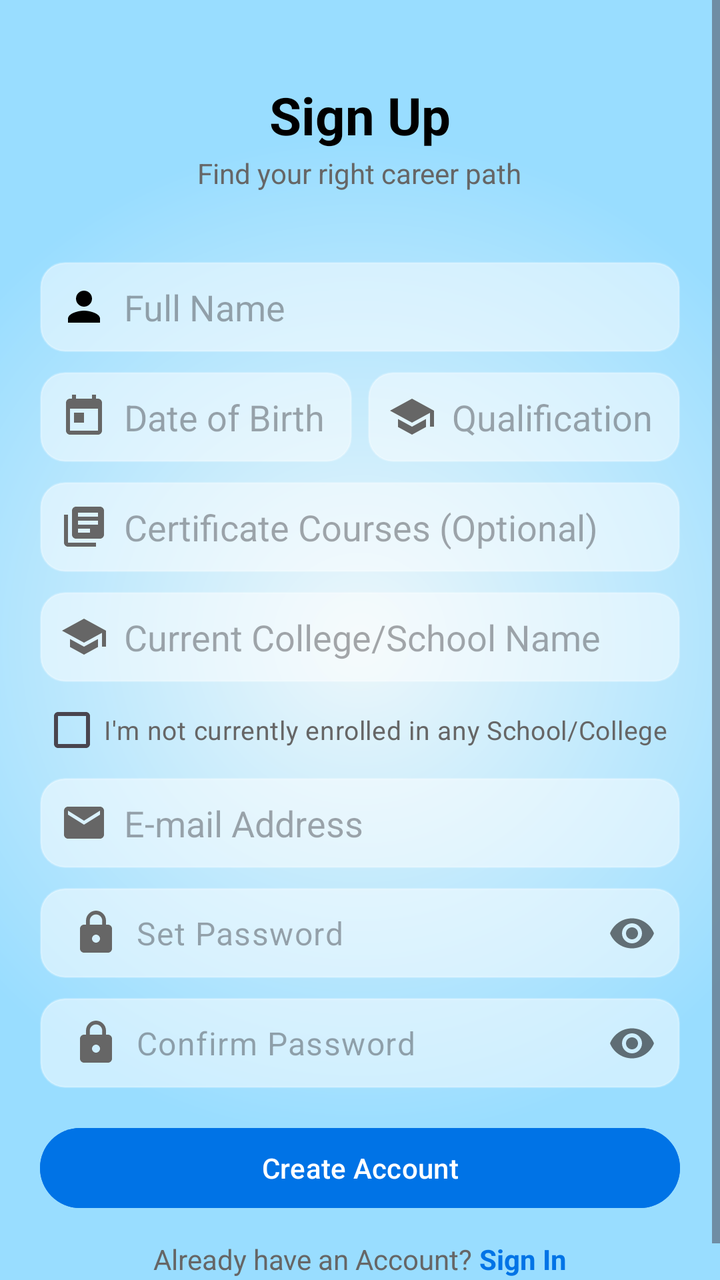
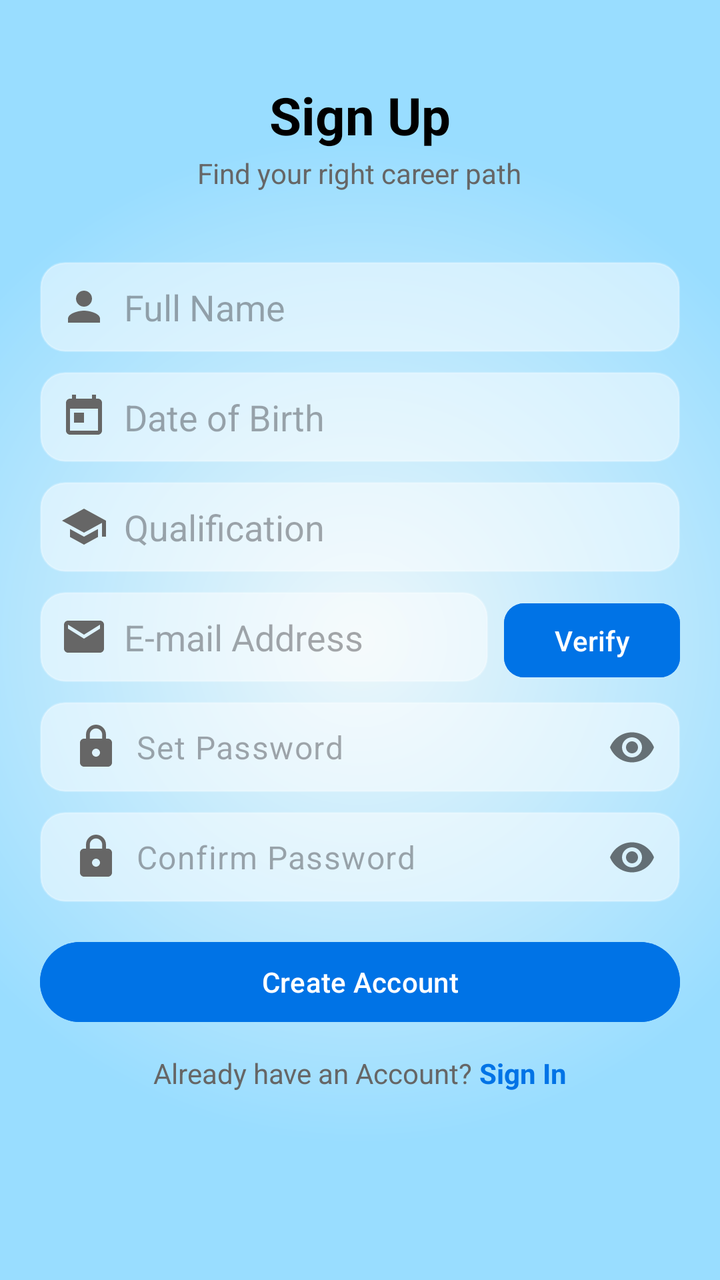

Before-and-after screenshots of an Android layout around one commit, followed by the original layout XML and the change that was made.
<!-- AndroidManifest.xml: application theme Theme.AspirePath -->
<!-- res/layout/activity_sign_up.xml -->
<?xml version="1.0" encoding="utf-8"?>
<ScrollView xmlns:android="http://schemas.android.com/apk/res/android"
    xmlns:app="http://schemas.android.com/apk/res-auto"
    xmlns:tools="http://schemas.android.com/tools"
    android:layout_width="match_parent"
    android:layout_height="match_parent"
    android:background="@drawable/gradient_bg"
    android:fillViewport="true"
    tools:context=".SignUpActivity">

    <LinearLayout
        android:layout_width="match_parent"
        android:layout_height="wrap_content"
        android:orientation="vertical"
        android:padding="20dp">

    <TextView
        android:layout_width="wrap_content"
        android:layout_height="wrap_content"
        android:layout_gravity="center_horizontal"
        android:layout_marginTop="20dp"
        android:text="Sign Up"
        android:textColor="@android:color/black"
        android:textSize="26sp"
        android:textStyle="bold" />

    <TextView
        android:layout_width="wrap_content"
        android:layout_height="wrap_content"
        android:layout_gravity="center_horizontal"
        android:layout_marginTop="2dp"
        android:text="Find your right career path"
        android:textColor="#666666"
        android:textSize="14sp" />

    
    <EditText
        android:id="@+id/etName"
        android:layout_width="match_parent"
        android:layout_height="45dp"
        android:layout_marginTop="35dp"
        android:background="@drawable/edit_text_background_transparent"
        android:hint="Full Name"
        android:inputType="textPersonName"
        android:padding="10dp"
        android:drawableStart="@drawable/baseline_person_24"
        android:drawablePadding="8dp" />

    
    <LinearLayout
        android:layout_width="match_parent"
        android:layout_height="wrap_content"
        android:layout_marginTop="10dp"
        android:orientation="horizontal">

        
        <EditText
            android:id="@+id/etDateOfBirth"
            android:layout_width="0dp"
            android:layout_height="45dp"
            android:layout_weight="1"
            android:background="@drawable/edit_text_background_transparent"
            android:hint="Date of Birth"
            android:focusable="false"
            android:clickable="true"
            android:padding="10dp"
            android:drawableStart="@drawable/ic_calendar"
            android:drawablePadding="8dp" />

        
        <EditText
            android:id="@+id/etEligibility"
            android:layout_width="0dp"
            android:layout_height="45dp"
            android:layout_weight="1"
            android:layout_marginStart="8dp"
            android:background="@drawable/edit_text_background_transparent"
            android:hint="Qualification"
            android:focusable="false"
            android:clickable="true"
            android:padding="10dp"
            android:drawableStart="@drawable/ic_graduation"
            android:drawablePadding="8dp"
            />

    </LinearLayout>

    
    <EditText
        android:id="@+id/etStream"
        android:layout_width="match_parent"
        android:layout_height="45dp"
        android:layout_marginTop="10dp"
        android:background="@drawable/edit_text_background_transparent"
        android:hint="Select Stream"
        android:focusable="false"
        android:clickable="true"
        android:padding="10dp"
        android:drawableStart="@drawable/ic_school"
        android:drawablePadding="8dp"
        android:drawableEnd="@android:drawable/arrow_down_float"
        android:visibility="gone" />

    
    <EditText
        android:id="@+id/etStreamOther"
        android:layout_width="match_parent"
        android:layout_height="45dp"
        android:layout_marginTop="10dp"
        android:background="@drawable/edit_text_background_transparent"
        android:hint="Please specify stream"
        android:padding="10dp"
        android:drawableStart="@drawable/ic_school"
        android:drawablePadding="8dp"
        android:visibility="gone" />

    
    <EditText
        android:id="@+id/etCourse"
        android:layout_width="match_parent"
        android:layout_height="45dp"
        android:layout_marginTop="10dp"
        android:background="@drawable/edit_text_background_transparent"
        android:hint="Course Name"
        android:padding="10dp"
        android:drawableStart="@drawable/ic_graduation"
        android:drawablePadding="8dp"
        android:visibility="gone" />

    
    <EditText
        android:id="@+id/etCertificate"
        android:layout_width="match_parent"
        android:layout_height="45dp"
        android:layout_marginTop="10dp"
        android:background="@drawable/edit_text_background_transparent"
        android:hint="Certificate Courses (Optional)"
        android:padding="10dp"
        android:drawableStart="@drawable/ic_certificate"
        android:drawablePadding="8dp" />

    
    <EditText
        android:id="@+id/etCollegeSchool"
        android:layout_width="match_parent"
        android:layout_height="45dp"
        android:layout_marginTop="10dp"
        android:background="@drawable/edit_text_background_transparent"
        android:hint="Current College/School Name"
        android:padding="10dp"
        android:drawableStart="@drawable/ic_school"
        android:drawablePadding="8dp" />

    
    <CheckBox
        android:id="@+id/cbNotEnrolled"
        android:layout_width="wrap_content"
        android:layout_height="wrap_content"
        android:text="I'm not currently enrolled in any School/College"
        android:textColor="#666666"
        android:textSize="13sp" />

    
    <EditText
        android:id="@+id/etEmail"
        android:layout_width="match_parent"
        android:layout_height="45dp"
        android:background="@drawable/edit_text_background_transparent"
        android:hint="E-mail Address"
        android:inputType="textEmailAddress"
        android:padding="10dp"
        android:drawableStart="@drawable/ic_email"
        android:drawablePadding="8dp" />

    
    <LinearLayout
        android:id="@+id/layoutOTP"
        android:layout_width="match_parent"
        android:layout_height="wrap_content"
        android:orientation="horizontal"
        android:visibility="gone"
        android:layout_marginTop="10dp">

        <EditText
            android:id="@+id/etOTP"
            android:layout_width="0dp"
            android:layout_height="45dp"
            android:layout_weight="1"
            android:background="@drawable/edit_text_background_transparent"
            android:hint="Enter OTP"
            android:inputType="number"
            android:maxLength="6"
            android:padding="10dp" />

        <Button
            android:id="@+id/btnVerifyOTP"
            android:layout_width="wrap_content"
            android:layout_height="45dp"
            android:layout_marginStart="6dp"
            android:text="Verify"
            android:textAllCaps="false"
            android:backgroundTint="#0073e6"
            app:cornerRadius="10dp" />
    </LinearLayout>

    
    <RelativeLayout
        android:layout_width="match_parent"
        android:layout_height="45dp"
        android:layout_marginTop="10dp">

        <com.google.android.material.textfield.TextInputLayout
            android:layout_width="match_parent"
            android:layout_height="wrap_content"
            app:hintEnabled="false"
            app:passwordToggleEnabled="true">

            <EditText
                android:id="@+id/etPassword"
                android:layout_width="match_parent"
                android:layout_height="45dp"
                android:background="@drawable/edit_text_background_transparent"
                android:hint="Set Password"
                android:inputType="textPassword"
                android:padding="10dp"
                android:drawableStart="@drawable/ic_lock"
                android:drawablePadding="8dp"
                android:paddingEnd="45dp" />

        </com.google.android.material.textfield.TextInputLayout>

    </RelativeLayout>

    
    <RelativeLayout
        android:layout_width="match_parent"
        android:layout_height="45dp"
        android:layout_marginTop="10dp">

        <com.google.android.material.textfield.TextInputLayout
            android:layout_width="match_parent"
            android:layout_height="wrap_content"
            app:hintEnabled="false"
            app:passwordToggleEnabled="true">

            <EditText
                android:id="@+id/etConfirmPassword"
                android:layout_width="match_parent"
                android:layout_height="45dp"
                android:background="@drawable/edit_text_background_transparent"
                android:hint="Confirm Password"
                android:inputType="textPassword"
                android:padding="10dp"
                android:drawableStart="@drawable/ic_lock"
                android:drawablePadding="8dp"
                android:paddingEnd="45dp" />

    </com.google.android.material.textfield.TextInputLayout>

    </RelativeLayout>

    
    <Button
        android:id="@+id/btnSignUp"
        android:layout_width="match_parent"
        android:layout_height="48dp"
        android:layout_marginTop="16dp"
        android:backgroundTint="#0073e6"
        android:text="Create Account"
        android:textAllCaps="false"
        android:textColor="#FFFFFF"
        app:cornerRadius="24dp" />

    
    <LinearLayout
        android:layout_width="wrap_content"
        android:layout_height="wrap_content"
        android:layout_gravity="center_horizontal"
        android:layout_marginTop="12dp"
        android:orientation="horizontal">

        <TextView
            android:layout_width="wrap_content"
            android:layout_height="wrap_content"
            android:text="Already have an Account? "
            android:textColor="#666" />

        <TextView
            android:id="@+id/tvSignIn"
            android:layout_width="wrap_content"
            android:layout_height="wrap_content"
            android:text="Sign In"
            android:textColor="#0073e6"
            android:textStyle="bold" />
    </LinearLayout>

    </LinearLayout>
</ScrollView>
<!-- resources referenced by this layout -->
<resources>
  <!-- drawable baseline_person_24 (drawable) -->
  <vector xmlns:android="http://schemas.android.com/apk/res/android" android:height="24dp" android:tint="#000000" android:viewportHeight="24" android:viewportWidth="24" android:width="24dp">
        
      <path android:fillColor="@android:color/white" android:pathData="M12,12c2.21,0 4,-1.79 4,-4s-1.79,-4 -4,-4 -4,1.79 -4,4 1.79,4 4,4zM12,14c-2.67,0 -8,1.34 -8,4v2h16v-2c0,-2.66 -5.33,-4 -8,-4z"/>
      
  </vector>
  <!-- drawable edit_text_background_transparent (drawable) -->
  <?xml version="1.0" encoding="utf-8"?>
  <shape xmlns:android="http://schemas.android.com/apk/res/android"
      android:shape="rectangle">
      <solid android:color="#80FFFFFF" />
      <corners android:radius="12dp" />
      <stroke
          android:width="1dp"
          android:color="#40FFFFFF" />
  </shape>
  <!-- drawable gradient_bg (drawable) -->
  <?xml version="1.0" encoding="utf-8"?>
  <shape xmlns:android="http://schemas.android.com/apk/res/android"
      android:shape="rectangle">
      <gradient
          android:startColor="#edf7fa"
          android:endColor="#99ddff"
          android:gradientRadius="70%p"
          android:type="radial"
          android:centerX="0.5"
          android:centerY="0.5"
          android:dither="true" />
  </shape>
  <!-- drawable ic_certificate (drawable) -->
  <?xml version="1.0" encoding="utf-8"?>
  <vector xmlns:android="http://schemas.android.com/apk/res/android"
      android:width="24dp"
      android:height="24dp"
      android:viewportWidth="24"
      android:viewportHeight="24"
      android:tint="#666666">
      <path
          android:fillColor="@android:color/white"
          android:pathData="M4,6L2,6v14c0,1.1 0.9,2 2,2h14v-2L4,20L4,6zM20,2L8,2c-1.1,0 -2,0.9 -2,2v12c0,1.1 0.9,2 2,2h12c1.1,0 2,-0.9 2,-2L22,4c0,-1.1 -0.9,-2 -2,-2zM19,11L9,11L9,9h10v2zM15,15L9,15v-2h6v2zM19,7L9,7L9,5h10v2z"/>
  </vector>
  <!-- drawable ic_email (drawable) -->
  <?xml version="1.0" encoding="utf-8"?>
  <vector xmlns:android="http://schemas.android.com/apk/res/android"
      android:width="24dp"
      android:height="24dp"
      android:viewportWidth="24"
      android:viewportHeight="24"
      android:tint="#666666">
      <path
          android:fillColor="@android:color/white"
          android:pathData="M20,4L4,4c-1.1,0 -1.99,0.9 -1.99,2L2,18c0,1.1 0.9,2 2,2h16c1.1,0 2,-0.9 2,-2L22,6c0,-1.1 -0.9,-2 -2,-2zM20,8l-8,5 -8,-5L4,6l8,5 8,-5v2z"/>
  </vector>
  <!-- drawable ic_graduation (drawable) -->
  <?xml version="1.0" encoding="utf-8"?>
  <vector xmlns:android="http://schemas.android.com/apk/res/android"
      android:width="24dp"
      android:height="24dp"
      android:viewportWidth="24"
      android:viewportHeight="24"
      android:tint="#666666">
      <path
          android:fillColor="@android:color/white"
          android:pathData="M5,13.18v4L12,21l7,-3.82v-4L12,17l-7,-3.82zM12,3L1,9l11,6 9,-4.91V17h2V9L12,3z"/>
  </vector>
  <!-- drawable ic_school (drawable) -->
  <?xml version="1.0" encoding="utf-8"?>
  <vector xmlns:android="http://schemas.android.com/apk/res/android"
      android:width="24dp"
      android:height="24dp"
      android:viewportWidth="24"
      android:viewportHeight="24"
      android:tint="#666666">
      <path
          android:fillColor="@android:color/white"
          android:pathData="M5,13.18v4L12,21l7,-3.82v-4L12,17l-7,-3.82zM12,3L1,9l11,6 9,-4.91V17h2V9L12,3z"/>
  </vector>
  <style name="Theme.AspirePath" parent="Base.Theme.AspirePath" />
  <style name="Base.Theme.AspirePath" parent="Theme.Material3.DayNight.NoActionBar">
          
          <item name="colorPrimary">@color/blue</item>
          <item name="colorPrimaryVariant">#0073e6</item>
          <item name="colorOnPrimary">@color/white</item>
          <item name="android:statusBarColor">#0073e6</item>
          
      </style>
  <color name="blue">#1C4195</color>
  <color name="white">#FFFFFFFF</color>
  <!-- unchanged entries left out for length: 2 -->
</resources>

<!-- the commit's change to res/layout/activity_sign_up.xml (unified diff, before → after) -->
@@ -43,164 +43,95 @@
         android:hint="Full Name"
         android:inputType="textPersonName"
         android:padding="10dp"
-        android:drawableStart="@drawable/baseline_person_24"
+        android:drawableStart="@drawable/ic_person"
         android:drawablePadding="8dp" />
 
     
+    <EditText
+        android:id="@+id/etDateOfBirth"
+        android:layout_width="match_parent"
+        android:layout_height="45dp"
+        android:layout_marginTop="10dp"
+        android:background="@drawable/edit_text_background_transparent"
+        android:hint="Date of Birth"
+        android:focusable="false"
+        android:clickable="true"
+        android:padding="10dp"
+        android:drawableStart="@drawable/ic_calendar"
+        android:drawablePadding="8dp" />
+
+    
+    <EditText
+        android:id="@+id/etEligibility"
+        android:layout_width="match_parent"
+        android:layout_height="45dp"
+        android:layout_marginTop="10dp"
+        android:background="@drawable/edit_text_background_transparent"
+        android:hint="Qualification"
+        android:focusable="false"
+        android:clickable="true"
+        android:padding="10dp"
+        android:drawableStart="@drawable/ic_graduation"
+        android:drawablePadding="8dp" />
+
+    
+    <EditText
+        android:id="@+id/etStream"
+        android:layout_width="match_parent"
+        android:layout_height="45dp"
+        android:layout_marginTop="10dp"
+        android:background="@drawable/edit_text_background_transparent"
+        android:hint="Select Stream"
+        android:focusable="false"
+        android:clickable="true"
+        android:padding="10dp"
+        android:drawableStart="@drawable/ic_school"
+        android:drawablePadding="8dp"
+        android:drawableEnd="@android:drawable/arrow_down_float"
+        android:visibility="gone" />
+
+    
+    <EditText
+        android:id="@+id/etStreamOther"
+        android:layout_width="match_parent"
+        android:layout_height="45dp"
+        android:layout_marginTop="10dp"
+        android:background="@drawable/edit_text_background_transparent"
+        android:hint="Please specify stream"
+        android:padding="10dp"
+        android:drawableStart="@drawable/ic_school"
+        android:drawablePadding="8dp"
+        android:visibility="gone" />
+
+    
     <LinearLayout
         android:layout_width="match_parent"
         android:layout_height="wrap_content"
         android:layout_marginTop="10dp"
         android:orientation="horizontal">
-
         
         <EditText
-            android:id="@+id/etDateOfBirth"
+            android:id="@+id/etEmail"
             android:layout_width="0dp"
             android:layout_height="45dp"
             android:layout_weight="1"
             android:background="@drawable/edit_text_background_transparent"
-            android:hint="Date of Birth"
-            android:focusable="false"
-            android:clickable="true"
+            android:hint="E-mail Address"
+            android:inputType="textEmailAddress"
             android:padding="10dp"
-            android:drawableStart="@drawable/ic_calendar"
+            android:drawableStart="@drawable/ic_email"
             android:drawablePadding="8dp" />
 
-        
-        <EditText
-            android:id="@+id/etEligibility"
-            android:layout_width="0dp"
-            android:layout_height="45dp"
-            android:layout_weight="1"
-            android:layout_marginStart="8dp"
-            android:background="@drawable/edit_text_background_transparent"
-            android:hint="Qualification"
-            android:focusable="false"
-            android:clickable="true"
-            android:padding="10dp"
-            android:drawableStart="@drawable/ic_graduation"
-            android:drawablePadding="8dp"
-            />
-
-    </LinearLayout>
-
-    
-    <EditText
-        android:id="@+id/etStream"
-        android:layout_width="match_parent"
-        android:layout_height="45dp"
-        android:layout_marginTop="10dp"
-        android:background="@drawable/edit_text_background_transparent"
-        android:hint="Select Stream"
-        android:focusable="false"
-        android:clickable="true"
-        android:padding="10dp"
-        android:drawableStart="@drawable/ic_school"
-        android:drawablePadding="8dp"
-        android:drawableEnd="@android:drawable/arrow_down_float"
-        android:visibility="gone" />
-
-    
-    <EditText
-        android:id="@+id/etStreamOther"
-        android:layout_width="match_parent"
-        android:layout_height="45dp"
-        android:layout_marginTop="10dp"
-        android:background="@drawable/edit_text_background_transparent"
-        android:hint="Please specify stream"
-        android:padding="10dp"
-        android:drawableStart="@drawable/ic_school"
-        android:drawablePadding="8dp"
-        android:visibility="gone" />
-
-    
-    <EditText
-        android:id="@+id/etCourse"
-        android:layout_width="match_parent"
-        android:layout_height="45dp"
-        android:layout_marginTop="10dp"
-        android:background="@drawable/edit_text_background_transparent"
-        android:hint="Course Name"
-        android:padding="10dp"
-        android:drawableStart="@drawable/ic_graduation"
-        android:drawablePadding="8dp"
-        android:visibility="gone" />
-
-    
-    <EditText
-        android:id="@+id/etCertificate"
-        android:layout_width="match_parent"
-        android:layout_height="45dp"
-        android:layout_marginTop="10dp"
-        android:background="@drawable/edit_text_background_transparent"
-        android:hint="Certificate Courses (Optional)"
-        android:padding="10dp"
-        android:drawableStart="@drawable/ic_certificate"
-        android:drawablePadding="8dp" />
-
-    
-    <EditText
-        android:id="@+id/etCollegeSchool"
-        android:layout_width="match_parent"
-        android:layout_height="45dp"
-        android:layout_marginTop="10dp"
-        android:background="@drawable/edit_text_background_transparent"
-        android:hint="Current College/School Name"
-        android:padding="10dp"
-        android:drawableStart="@drawable/ic_school"
-        android:drawablePadding="8dp" />
-
-    
-    <CheckBox
-        android:id="@+id/cbNotEnrolled"
-        android:layout_width="wrap_content"
-        android:layout_height="wrap_content"
-        android:text="I'm not currently enrolled in any School/College"
-        android:textColor="#666666"
-        android:textSize="13sp" />
-
-    
-    <EditText
-        android:id="@+id/etEmail"
-        android:layout_width="match_parent"
-        android:layout_height="45dp"
-        android:background="@drawable/edit_text_background_transparent"
-        android:hint="E-mail Address"
-        android:inputType="textEmailAddress"
-        android:padding="10dp"
-        android:drawableStart="@drawable/ic_email"
-        android:drawablePadding="8dp" />
-
-    
-    <LinearLayout
-        android:id="@+id/layoutOTP"
-        android:layout_width="match_parent"
-        android:layout_height="wrap_content"
-        android:orientation="horizontal"
-        android:visibility="gone"
-        android:layout_marginTop="10dp">
-
-        <EditText
-            android:id="@+id/etOTP"
-            android:layout_width="0dp"
-            android:layout_height="45dp"
-            android:layout_weight="1"
-            android:background="@drawable/edit_text_background_transparent"
-            android:hint="Enter OTP"
-            android:inputType="number"
-            android:maxLength="6"
-            android:padding="10dp" />
-
         <Button
-            android:id="@+id/btnVerifyOTP"
+            android:id="@+id/btnVerify"
             android:layout_width="wrap_content"
             android:layout_height="45dp"
-            android:layout_marginStart="6dp"
+            android:layout_marginStart="8dp"
             android:text="Verify"
             android:textAllCaps="false"
             android:backgroundTint="#0073e6"
             app:cornerRadius="10dp" />
+
     </LinearLayout>
 
     
<!-- resource entries referenced after the edit -->
@@ -1,11 +1,5 @@
 <!-- resources referenced by this layout -->
 <resources>
-  <!-- drawable baseline_person_24 (drawable) -->
-  <vector xmlns:android="http://schemas.android.com/apk/res/android" android:height="24dp" android:tint="#000000" android:viewportHeight="24" android:viewportWidth="24" android:width="24dp">
-        
-      <path android:fillColor="@android:color/white" android:pathData="M12,12c2.21,0 4,-1.79 4,-4s-1.79,-4 -4,-4 -4,1.79 -4,4 1.79,4 4,4zM12,14c-2.67,0 -8,1.34 -8,4v2h16v-2c0,-2.66 -5.33,-4 -8,-4z"/>
-      
-  </vector>
   <!-- drawable edit_text_background_transparent (drawable) -->
   <?xml version="1.0" encoding="utf-8"?>
   <shape xmlns:android="http://schemas.android.com/apk/res/android"
@@ -29,18 +23,6 @@
           android:centerY="0.5"
           android:dither="true" />
   </shape>
-  <!-- drawable ic_certificate (drawable) -->
-  <?xml version="1.0" encoding="utf-8"?>
-  <vector xmlns:android="http://schemas.android.com/apk/res/android"
-      android:width="24dp"
-      android:height="24dp"
-      android:viewportWidth="24"
-      android:viewportHeight="24"
-      android:tint="#666666">
-      <path
-          android:fillColor="@android:color/white"
-          android:pathData="M4,6L2,6v14c0,1.1 0.9,2 2,2h14v-2L4,20L4,6zM20,2L8,2c-1.1,0 -2,0.9 -2,2v12c0,1.1 0.9,2 2,2h12c1.1,0 2,-0.9 2,-2L22,4c0,-1.1 -0.9,-2 -2,-2zM19,11L9,11L9,9h10v2zM15,15L9,15v-2h6v2zM19,7L9,7L9,5h10v2z"/>
-  </vector>
   <!-- drawable ic_email (drawable) -->
   <?xml version="1.0" encoding="utf-8"?>
   <vector xmlns:android="http://schemas.android.com/apk/res/android"
@@ -64,6 +46,17 @@
       <path
           android:fillColor="@android:color/white"
           android:pathData="M5,13.18v4L12,21l7,-3.82v-4L12,17l-7,-3.82zM12,3L1,9l11,6 9,-4.91V17h2V9L12,3z"/>
+  </vector>
+  <!-- drawable ic_person (drawable) -->
+  <vector xmlns:android="http://schemas.android.com/apk/res/android"
+      android:width="24dp"
+      android:height="24dp"
+      android:viewportWidth="24.0"
+      android:viewportHeight="24.0"
+      android:tint="#666666">
+      <path
+          android:fillColor="@android:color/white"
+          android:pathData="M12,12c2.21,0 4,-1.79 4,-4s-1.79,-4 -4,-4 -4,1.79 -4,4 1.79,4 4,4zM12,14c-2.67,0 -8,1.34 -8,4v2h16v-2c0,-2.66 -5.33,-4 -8,-4z"/>
   </vector>
   <!-- drawable ic_school (drawable) -->
   <?xml version="1.0" encoding="utf-8"?>
